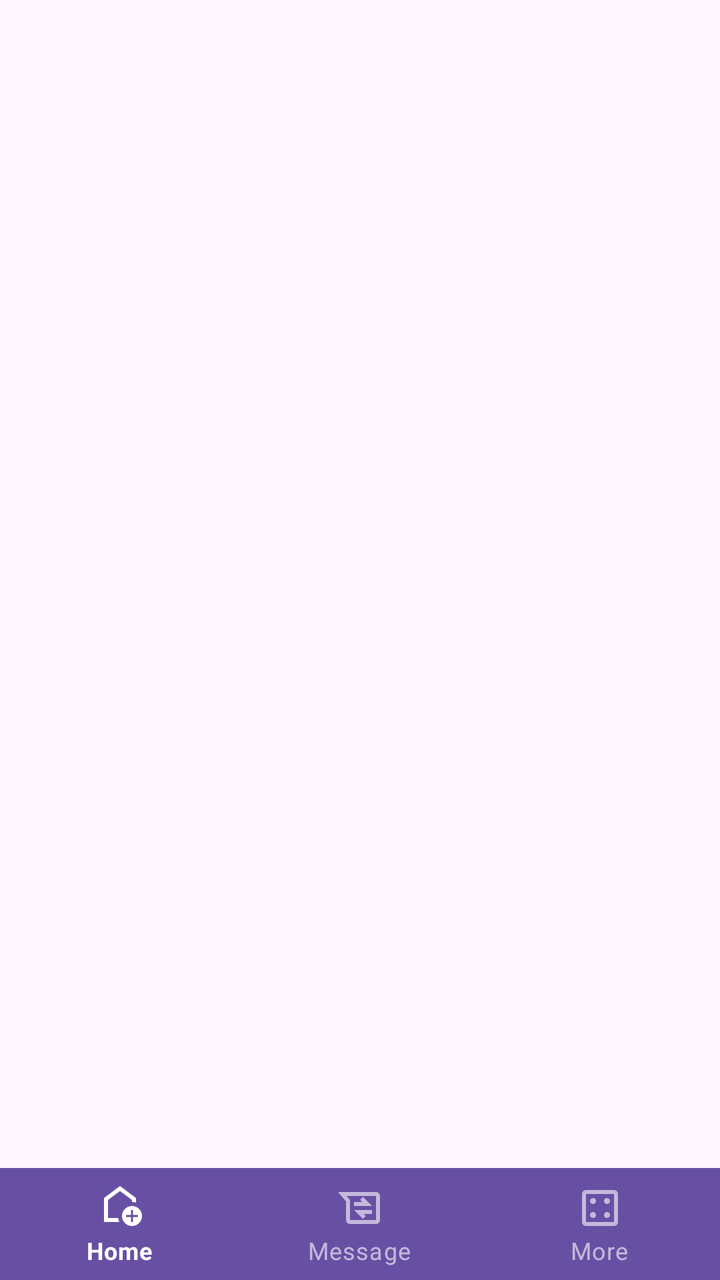
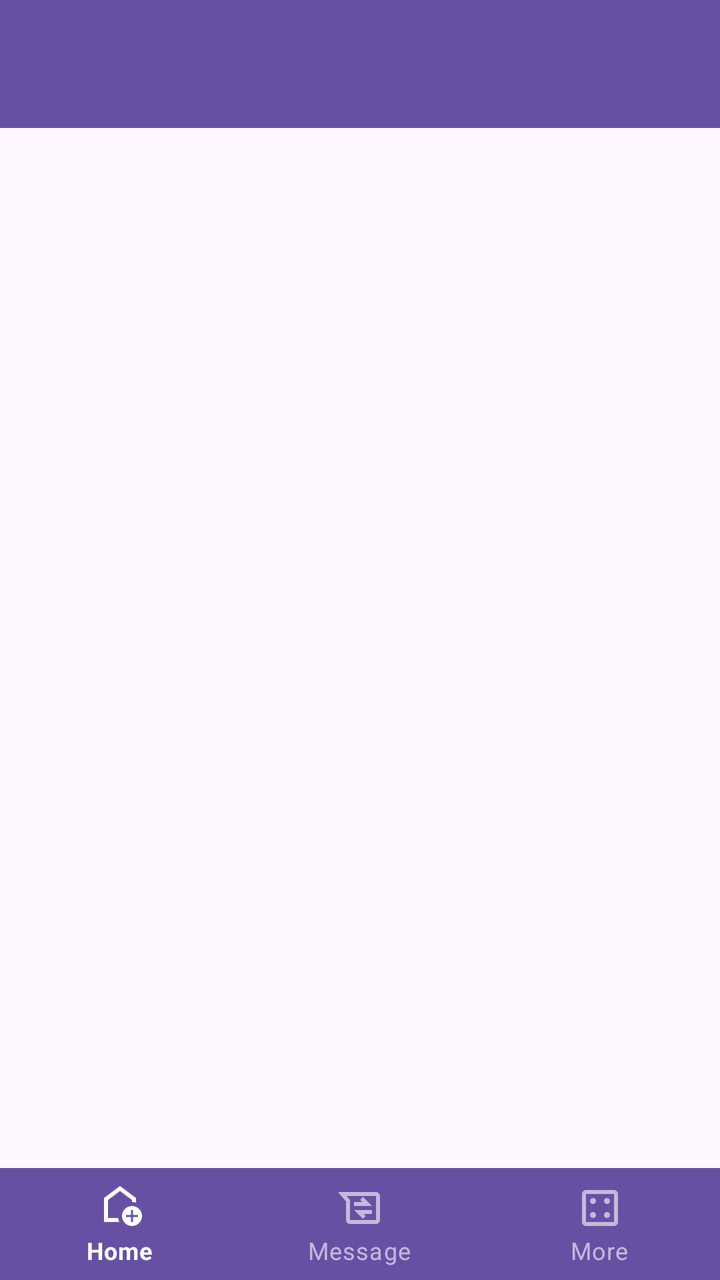

Before-and-after screenshots of an Android layout around one commit, followed by the original layout XML and the change that was made.
<!-- AndroidManifest.xml: application theme Theme.IdoApps -->
<!-- res/layout/activity_base.xml -->
<?xml version="1.0" encoding="utf-8"?>
<androidx.constraintlayout.widget.ConstraintLayout xmlns:android="http://schemas.android.com/apk/res/android"
    xmlns:app="http://schemas.android.com/apk/res-auto"
    xmlns:tools="http://schemas.android.com/tools"
    android:id="@+id/main"
    android:layout_width="match_parent"
    android:layout_height="match_parent"
    tools:context=".BaseActivity">

    <FrameLayout
        android:id="@+id/fragment_container"
        android:layout_width="match_parent"
        android:layout_height="0dp"
        app:layout_constraintBottom_toTopOf="@+id/bottom_nav_view"
        app:layout_constraintEnd_toEndOf="parent"
        app:layout_constraintTop_toTopOf="parent" />

    <com.google.android.material.bottomnavigation.BottomNavigationView
        android:id="@+id/bottom_nav_view"
        style="@style/Widget.MaterialComponents.BottomNavigationView.Colored"
        android:layout_width="match_parent"
        android:layout_height="wrap_content"
        app:layout_constraintBottom_toBottomOf="parent"
        app:menu="@menu/bottom_nav_menu" />

</androidx.constraintlayout.widget.ConstraintLayout>
<!-- resources referenced by this layout -->
<resources>
  <style name="Theme.IdoApps" parent="Base.Theme.IdoApps" />
  <style name="Base.Theme.IdoApps" parent="Theme.Material3.DayNight.NoActionBar">
          
          
      </style>
</resources>

<!-- the commit's change to res/layout/activity_base.xml (unified diff, before → after) -->
@@ -7,13 +7,27 @@
     android:layout_height="match_parent"
     tools:context=".BaseActivity">
 
+    <com.google.android.material.appbar.AppBarLayout
+        android:id="@+id/appBarLayout"
+        android:layout_width="match_parent"
+        android:layout_height="wrap_content"
+        app:layout_constraintTop_toTopOf="parent">
+
+        <androidx.appcompat.widget.Toolbar
+            android:id="@+id/toolbar"
+            android:layout_width="match_parent"
+            android:layout_height="?attr/actionBarSize"
+            android:background="?attr/colorPrimary"
+            app:titleTextColor="@android:color/white" />
+
+    </com.google.android.material.appbar.AppBarLayout>
+
     <FrameLayout
         android:id="@+id/fragment_container"
         android:layout_width="match_parent"
         android:layout_height="0dp"
         app:layout_constraintBottom_toTopOf="@+id/bottom_nav_view"
-        app:layout_constraintEnd_toEndOf="parent"
-        app:layout_constraintTop_toTopOf="parent" />
+        app:layout_constraintTop_toBottomOf="@id/appBarLayout" />
 
     <com.google.android.material.bottomnavigation.BottomNavigationView
         android:id="@+id/bottom_nav_view"
